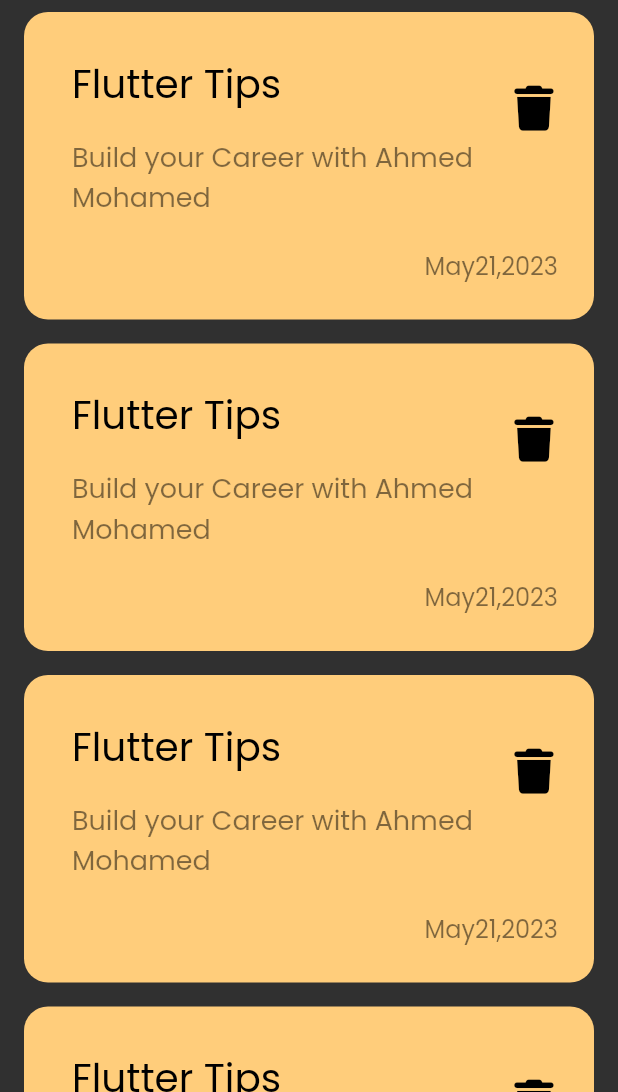
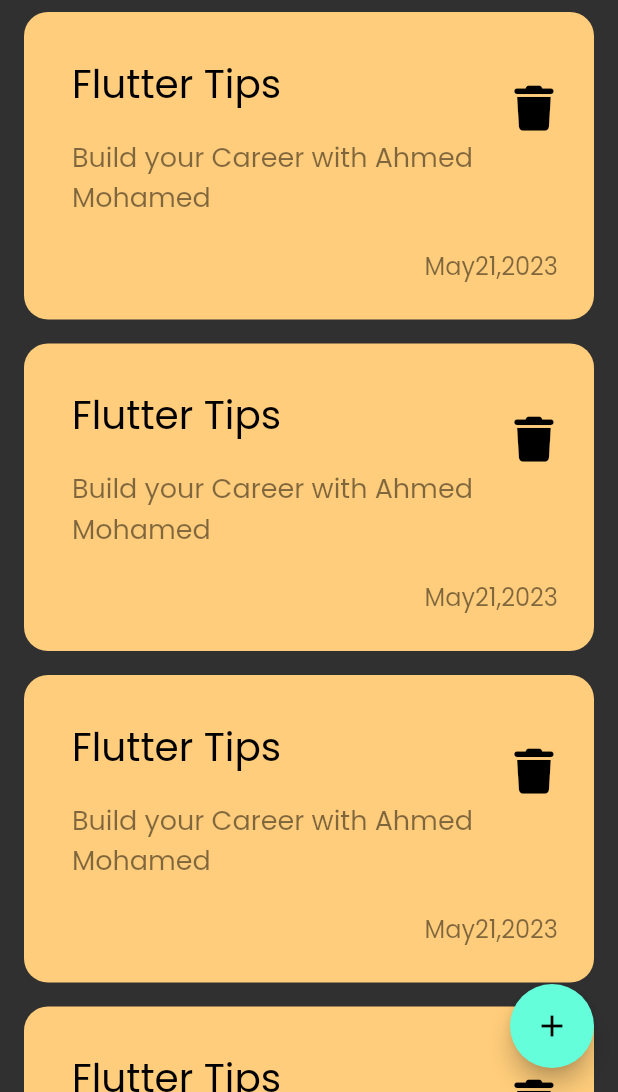
Before and after one commit to AhmedAlbay/Note_App, a Flutter app: the screen it shows after launch, on a phone screen of 412 x 824 dp, the part 144-1236 px from its top. Run offline on Flutter 3.47's test engine with Material 2 defaults, Android fonts, the phone set to English and light mode, and no system bars; our stand-ins replace font_awesome_flutter.

Commit message:
Floating Action Button

```diff
--- a/lib/main.dart
+++ b/lib/main.dart
@@ -12,6 +12,7 @@ class MyApp extends StatelessWidget {
   @override
   Widget build(BuildContext context) {
     return MaterialApp(
+      debugShowCheckedModeBanner: false,
       theme: ThemeData(brightness: Brightness.dark, fontFamily: 'Poppins'),
       home: const NoteViews(),
     );
--- a/lib/views/note_views.dart
+++ b/lib/views/note_views.dart
@@ -7,10 +7,12 @@ class NoteViews extends StatelessWidget {
 
   @override
   Widget build(BuildContext context) {
-    return const Scaffold(
-      body:NoteViewBody(
-
-      ) ,
+    return Scaffold(
+      floatingActionButton: FloatingActionButton(
+        onPressed: () {},
+        child: const Icon(Icons.add),
+      ),
+      body: const NoteViewBody(),
     );
   }
 }
```
